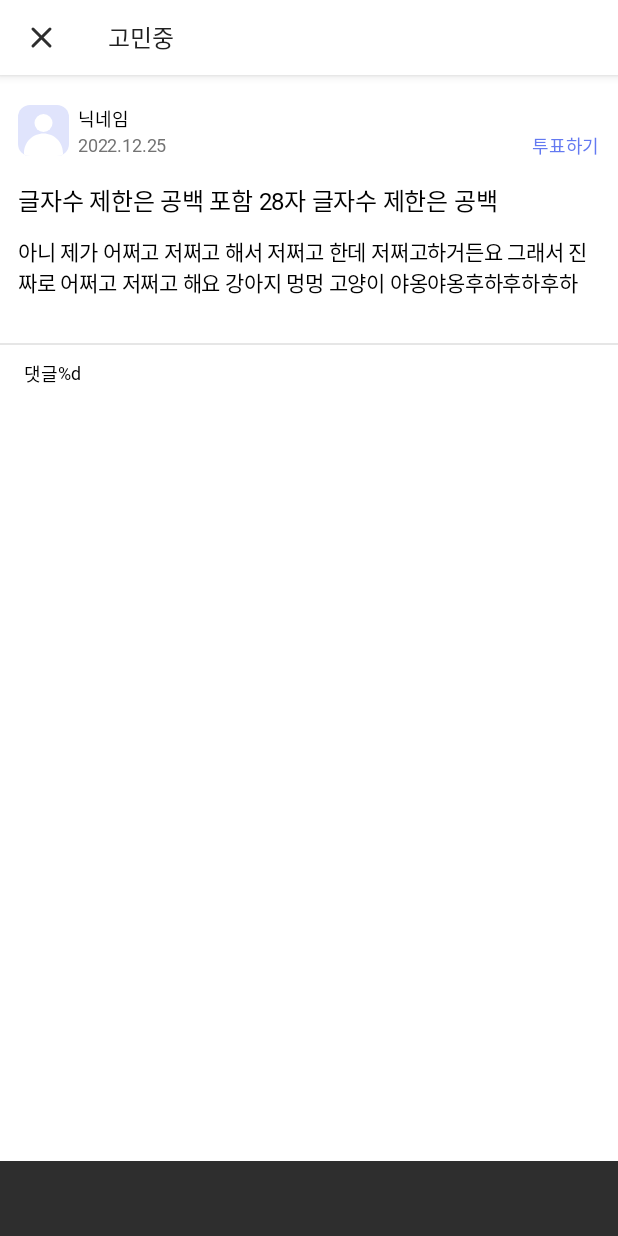
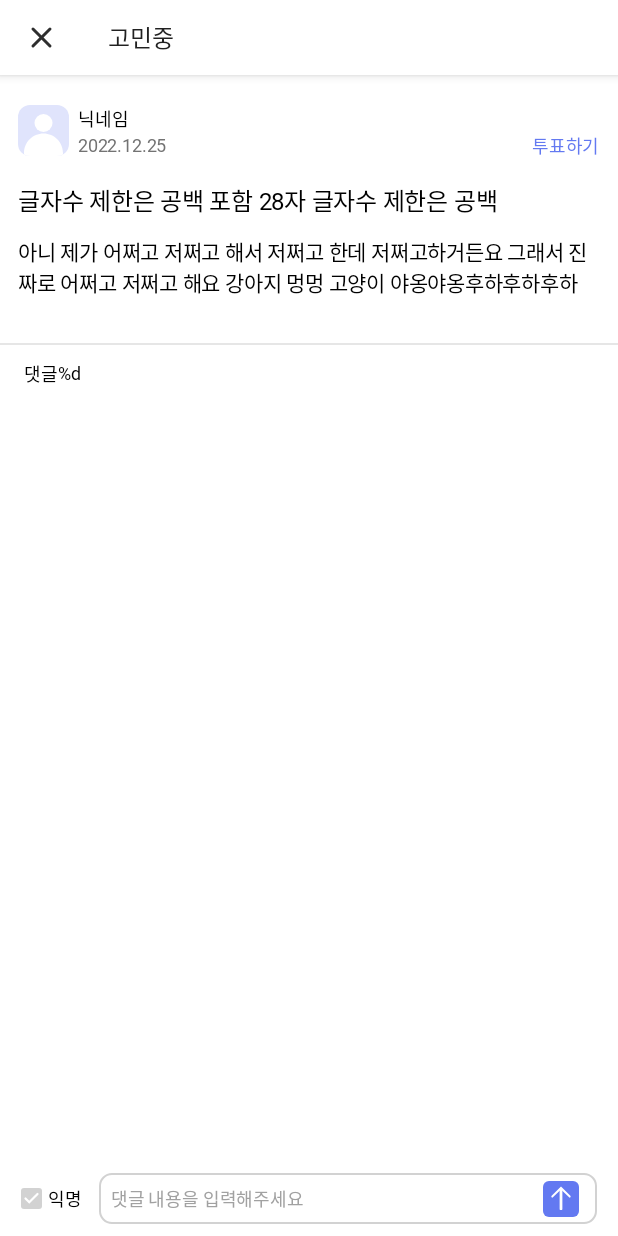
Before and after one commit to TeamHARA/HARA_AOS, an Android app: the layout activity_detail.xml on its own in the app's theme, with its tools: preview values and no code run, on a phone screen of 412 x 824 dp. Run offline under Robolectric (Android 15) with nearby library versions, the phone set to English and light mode, and no system bars.

Commit message:
[Ui] Composition Comment View

```diff
--- /dev/null
+++ b/app/src/main/res/drawable/selector_detail_checkbox.xml
@@ -0,0 +1,7 @@
+<?xml version="1.0" encoding="utf-8"?>
+<selector xmlns:android="http://schemas.android.com/apk/res/android">
+    <item android:state_checked="false"
+        android:drawable="@drawable/ic_anonymity_off"/>
+    <item android:state_checked="true"
+        android:drawable="@drawable/ic_anonymity_on"/>
+</selector>
--- a/app/src/main/res/layout/activity_detail.xml
+++ b/app/src/main/res/layout/activity_detail.xml
@@ -158,9 +158,70 @@
             android:id="@+id/cl_comment"
             android:layout_width="match_parent"
             android:layout_height="50dp"
-            android:background="@color/black"
+            android:background="@color/white"
             app:layout_constraintBottom_toBottomOf="parent"
             app:layout_constraintEnd_toEndOf="parent"
-            app:layout_constraintStart_toStartOf="parent" />
+            app:layout_constraintStart_toStartOf="parent">
+
+            <CheckBox
+                android:id="@+id/checkBox"
+                android:layout_width="@dimen/detail_checkbox"
+                android:layout_height="@dimen/detail_checkbox"
+                android:layout_marginStart="14dp"
+                android:background="@drawable/selector_detail_checkbox"
+                android:button="@null"
+                app:layout_constraintBottom_toBottomOf="parent"
+                app:layout_constraintStart_toStartOf="parent"
+                app:layout_constraintTop_toTopOf="@+id/cl_comment" />
+
+            <TextView
+                android:id="@+id/textView"
+                android:layout_width="wrap_content"
+                android:layout_height="wrap_content"
+                android:layout_marginStart="4dp"
+                android:text="@string/anonymity"
+                android:textAppearance="@style/hara_sub3_r12"
+                app:layout_constraintBottom_toBottomOf="@+id/checkBox"
+                app:layout_constraintStart_toEndOf="@+id/checkBox"
+                app:layout_constraintTop_toTopOf="@+id/checkBox" />
+
+            <com.google.android.material.textfield.TextInputLayout
+                android:id="@+id/layout_et_search"
+                android:layout_width="0dp"
+                android:layout_height="0dp"
+                android:layout_marginVertical="8dp"
+                android:layout_marginStart="11dp"
+                android:layout_marginEnd="14dp"
+                android:gravity="center_vertical"
+                app:boxStrokeWidth="0dp"
+                app:boxStrokeWidthFocused="0dp"
+                app:endIconDrawable="@drawable/ic_send"
+                app:endIconMode="custom"
+                app:endIconTint="@null"
+                app:hintEnabled="false"
+                app:layout_constraintBottom_toBottomOf="parent"
+                app:layout_constraintEnd_toEndOf="parent"
+                app:layout_constraintStart_toEndOf="@+id/textView"
+                app:layout_constraintTop_toTopOf="parent">
+
+                <com.google.android.material.textfield.TextInputEditText
+                    android:id="@+id/et_search"
+                    android:layout_width="match_parent"
+                    android:layout_height="match_parent"
+                    android:background="@drawable/shape_rectangle_gray4_stroke_1_8"
+                    android:gravity="center_vertical"
+                    android:hint="@string/detail_comment_hint"
+                    android:paddingVertical="0dp"
+                    android:paddingStart="8dp"
+                    android:textAppearance="@style/hara_sub2_m12"
+                    android:textColor="@color/black"
+                    android:textColorHint="@color/gray_3"
+                    app:hintTextColor="@color/gray_3" />
+
+            </com.google.android.material.textfield.TextInputLayout>
+
+
+        </androidx.constraintlayout.widget.ConstraintLayout>
+
     </androidx.constraintlayout.widget.ConstraintLayout>
 </layout>
--- a/app/src/main/res/values/dimens.xml
+++ b/app/src/main/res/values/dimens.xml
@@ -4,5 +4,6 @@
     <dimen name="home_bottom_nav_height">86dp</dimen>
     <dimen name="home_bottom_appbar_height">58dp</dimen>
     <dimen name="appbase_margin_space">12dp</dimen>
+    <dimen name="detail_checkbox">14dp</dimen>
 
 </resources>
--- a/app/src/main/res/values/strings.xml
+++ b/app/src/main/res/values/strings.xml
@@ -8,6 +8,8 @@
     <string name="dummy_date">2022.12.25</string>
     <string name="comment">댓글</string>
     <string name="count">%d</string>
+    <string name="anonymity">익명</string>
+    <string name="detail_comment_hint">댓글 내용을 입력해주세요</string>
     <!-- TODO: Remove or change this placeholder text -->
     <string name="hello_blank_fragment">Hello blank fragment</string>
 
```
